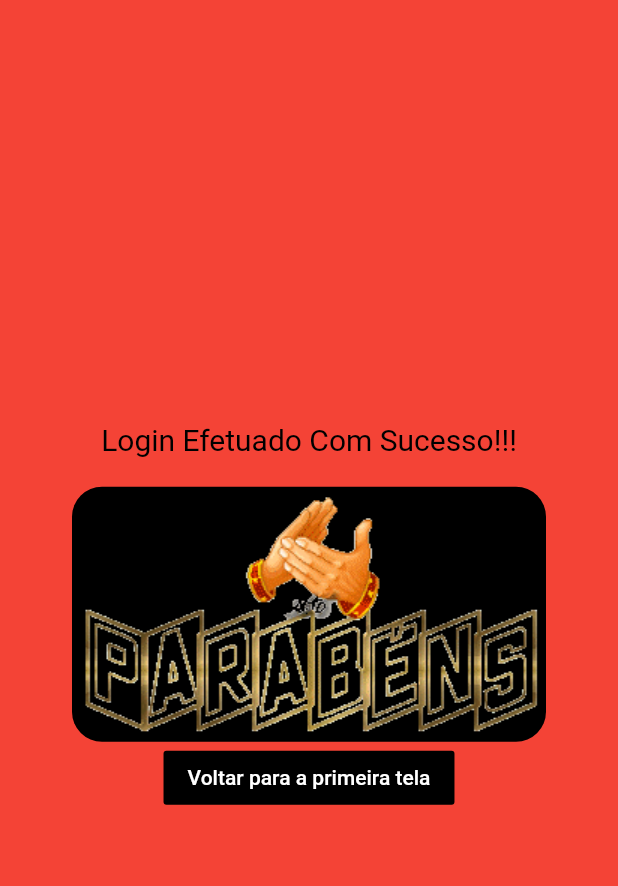
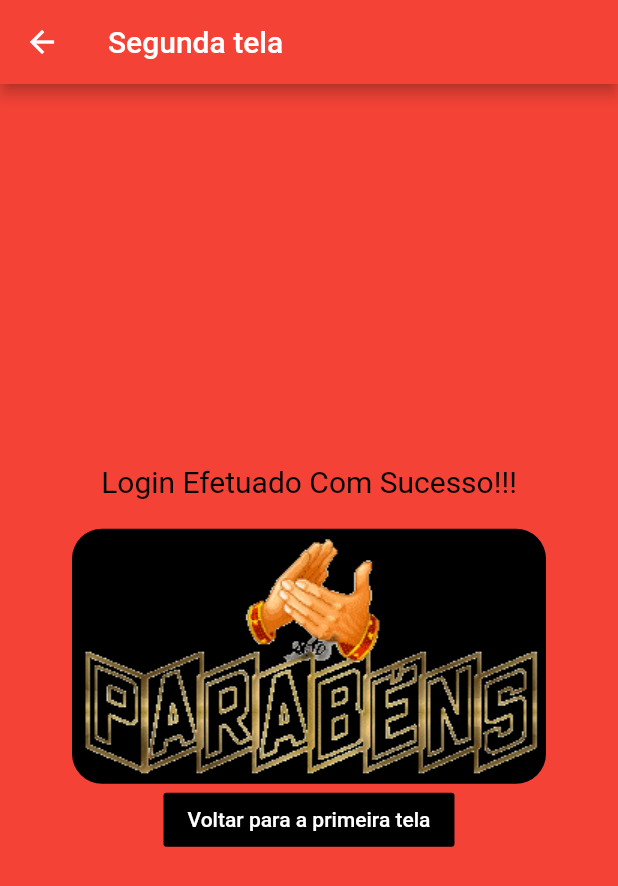
Before and after one commit to pedrooruass/App_Screen_Login, a Flutter app: the SecondScreen screen opened directly, on a phone screen of 412 x 824 dp. Shown: the top 886 px of the screen. Run offline on Flutter 3.47's test engine with Material 2 defaults, Android fonts, the phone set to English and light mode, and no system bars.

Commit message:
Modificações da segunda tela

```diff
--- a/lib/screens/second_screen.dart
+++ b/lib/screens/second_screen.dart
@@ -5,8 +5,11 @@ import 'package:flutter/material.dart';
 class SecondScreen extends StatelessWidget {
   @override
   Widget build(BuildContext context) {
-    return Material(
-      child: Container(
+    return Scaffold(
+      appBar: AppBar(
+        title: Text("Segunda tela"),
+      ),
+      body: Container(
         alignment: Alignment.center,
         color: Colors.red,
         child: Column(
@@ -20,18 +23,18 @@ class SecondScreen extends StatelessWidget {
             Container(
               child: Image.asset("assets/parabens.gif"),
               decoration: BoxDecoration(
-              color: Colors.black,
-              borderRadius: BorderRadius.circular(20)
-              ),
+                  color: Colors.black, borderRadius: BorderRadius.circular(20)),
             ),
-
             FlatButton(
               color: Colors.black,
               onPressed: () {
                 // Fechar essa e voltar a anterior
                 Navigator.pop(context, "Você aqui de novo ??");
               },
-              child: Text("Voltar para a primeira tela", style: TextStyle(color: Colors.white),),
+              child: Text(
+                "Voltar para a primeira tela",
+                style: TextStyle(color: Colors.white),
+              ),
             ),
           ],
         ),
```
